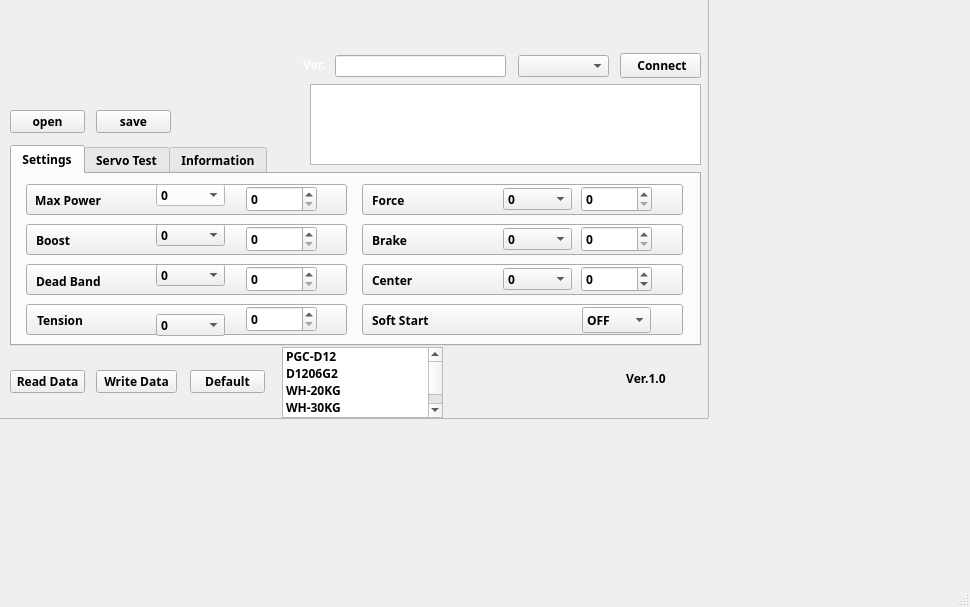
This is HDclientNew1/mainwindow.ui in lisi099/ServoFixtureAll as Qt 5 draws it before an edit. The edited form follows.
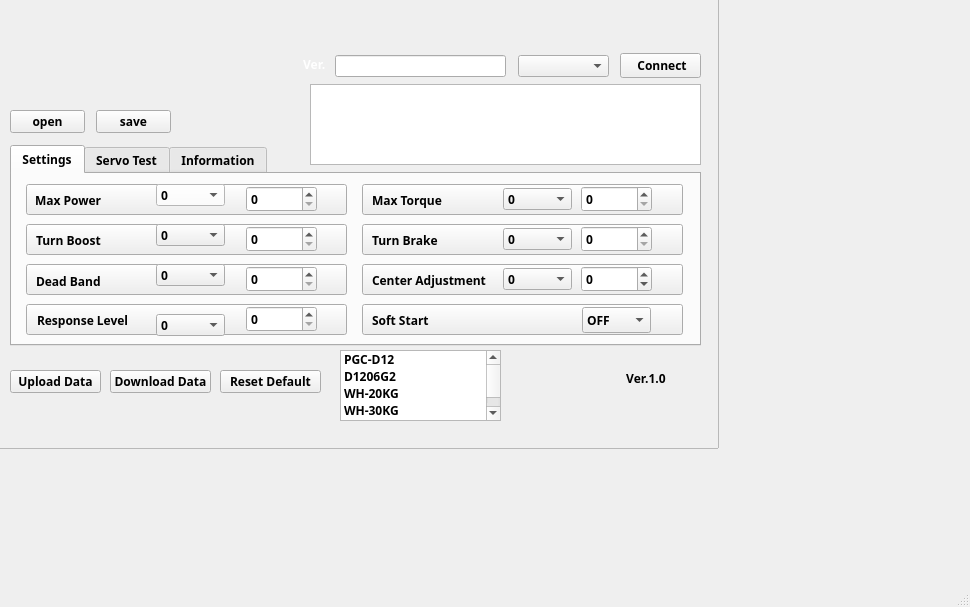
This is the edited form. Icons and pictures are not drawn. Custom widgets are drawn as their Qt base class.

What changed in the file:
```diff
--- a/HDclientNew1/mainwindow.ui
+++ b/HDclientNew1/mainwindow.ui
@@ -802,7 +802,7 @@
        </font>
       </property>
       <property name="text">
-       <string>Boost</string>
+       <string>Turn Boost</string>
       </property>
      </widget>
      <widget class="QLabel" name="label_s3">
@@ -830,7 +830,7 @@
        <rect>
         <x>25</x>
         <y>138</y>
-        <width>81</width>
+        <width>111</width>
         <height>16</height>
        </rect>
       </property>
@@ -842,7 +842,7 @@
        </font>
       </property>
       <property name="text">
-       <string>Tension</string>
+       <string>Response Level</string>
       </property>
      </widget>
      <widget class="QLabel" name="label_s5">
@@ -862,7 +862,7 @@
        </font>
       </property>
       <property name="text">
-       <string>Force</string>
+       <string>Max Torque</string>
       </property>
      </widget>
      <widget class="QLabel" name="label_s6">
@@ -882,7 +882,7 @@
        </font>
       </property>
       <property name="text">
-       <string>Brake</string>
+       <string>Turn Brake</string>
       </property>
      </widget>
      <widget class="QLabel" name="label_s7">
@@ -890,7 +890,7 @@
        <rect>
         <x>360</x>
         <y>98</y>
-        <width>81</width>
+        <width>121</width>
         <height>16</height>
        </rect>
       </property>
@@ -902,7 +902,7 @@
        </font>
       </property>
       <property name="text">
-       <string>Center</string>
+       <string>Center Adjustment</string>
       </property>
      </widget>
      <widget class="QLabel" name="label_s8">
@@ -1525,8 +1525,8 @@
      <rect>
       <x>-2</x>
       <y>-2</y>
-      <width>711</width>
-      <height>421</height>
+      <width>721</width>
+      <height>451</height>
      </rect>
     </property>
     <property name="font">
@@ -1710,9 +1710,9 @@
    <widget class="QPushButton" name="pushButton_Default">
     <property name="geometry">
      <rect>
-      <x>190</x>
+      <x>220</x>
       <y>370</y>
-      <width>75</width>
+      <width>101</width>
       <height>23</height>
      </rect>
     </property>
@@ -1724,7 +1724,7 @@
      </font>
     </property>
     <property name="text">
-     <string>Default</string>
+     <string>Reset Default</string>
     </property>
    </widget>
    <widget class="QPushButton" name="pushButton_readData">
@@ -1732,7 +1732,7 @@
      <rect>
       <x>10</x>
       <y>370</y>
-      <width>75</width>
+      <width>91</width>
       <height>23</height>
      </rect>
     </property>
@@ -1744,15 +1744,15 @@
      </font>
     </property>
     <property name="text">
-     <string>Read Data</string>
+     <string>Upload Data</string>
     </property>
    </widget>
    <widget class="QPushButton" name="pushButton_writeData">
     <property name="geometry">
      <rect>
-      <x>96</x>
+      <x>110</x>
       <y>370</y>
-      <width>81</width>
+      <width>101</width>
       <height>23</height>
      </rect>
     </property>
@@ -1764,14 +1764,14 @@
      </font>
     </property>
     <property name="text">
-     <string>Write Data</string>
+     <string>Download Data</string>
     </property>
    </widget>
    <widget class="QListWidget" name="listWidget">
     <property name="geometry">
      <rect>
-      <x>282</x>
-      <y>347</y>
+      <x>340</x>
+      <y>350</y>
       <width>161</width>
       <height>71</height>
      </rect>
```
Left out of the diff: 1 changed line with no effect on the pictures.
